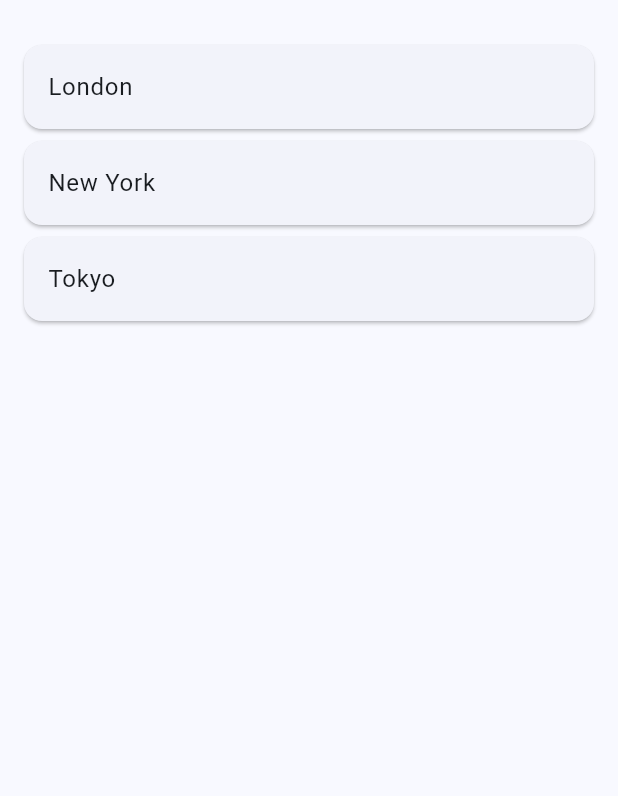
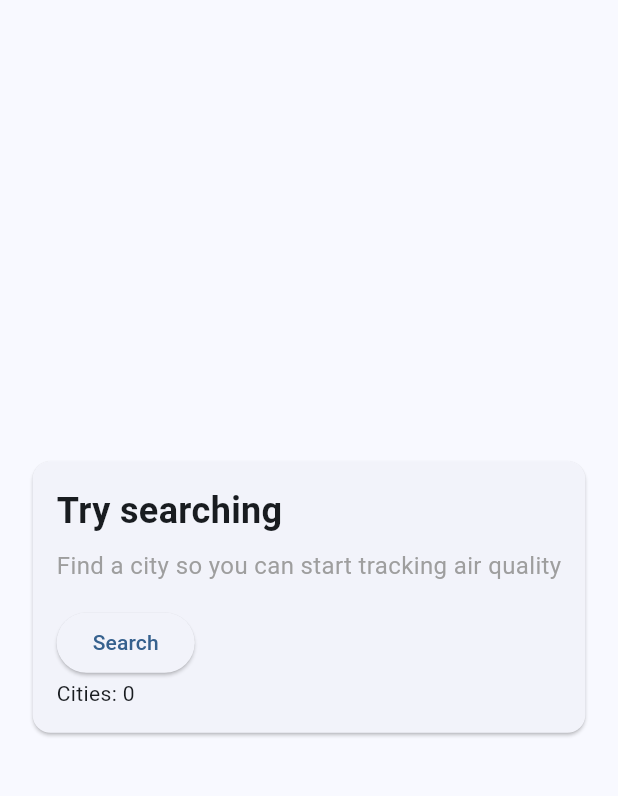
Before and after one commit to amha/ayer, a Flutter app: the screen it shows after launch, after a tap on "Continue", after a tap on "Create New Account", on a phone screen of 412 x 824 dp, the part 63-859 px from its top. Run offline on Flutter 3.47's test engine with Material 3 defaults, Android fonts, the phone set to English and light mode, and no system bars; our stand-ins replace flutter_dotenv; network calls fail.

Commit message:
Added provider to manage list of saved cities

```diff
--- a/lib/air/air_search.dart
+++ b/lib/air/air_search.dart
@@ -93,8 +93,8 @@ class _SearchScreenState extends State<SearchScreen> {
               itemBuilder: (context, index) {
                 return ListTile(
                   title: Text(filteredItems[index],
-                      style:
-                          TextStyle(fontSize: 18, fontWeight: FontWeight.w400)),
+                      style: const TextStyle(
+                          fontSize: 18, fontWeight: FontWeight.w400)),
                   trailing: const Icon(Icons.arrow_forward_ios),
                   onTap: () {
                     Navigator.push(
--- a/lib/air/feed_detail.dart
+++ b/lib/air/feed_detail.dart
@@ -2,6 +2,8 @@ import 'package:flutter/material.dart';
 import 'package:flutter_dotenv/flutter_dotenv.dart';
 import 'package:http/http.dart' as http;
 import 'dart:convert';
+import 'package:provider/provider.dart';
+import 'package:ayer/main.dart';
 
 /// FeedDetail is a StatefulWidget that displays detailed air quality information for a specific city
 class FeedDetail extends StatefulWidget {
@@ -43,7 +45,7 @@ class _FeedDetailState extends State<FeedDetail> {
       String url = dotenv.env['BASE_URL'] ?? '';
       String token = dotenv.env['API_TOKEN'] ?? '';
       // Construct the full request URL with city name and token
-      String requestURL = url + widget.cityName + '/?token=' + token.toString();
+      String requestURL = '$url${widget.cityName}/?token=$token';
 
       // Make GET request to the API
       final response = await http.get(
@@ -163,6 +165,8 @@ class _FeedDetailState extends State<FeedDetail> {
                             padding: const EdgeInsets.symmetric(vertical: 16),
                           ),
                           onPressed: () {
+                            Provider.of<SavedCities>(context, listen: false)
+                                .addCity(widget.cityName);
                             Navigator.pop(context, widget.cityName);
                           },
                           child: const Text('Save City'),
--- a/lib/home.dart
+++ b/lib/home.dart
@@ -1,6 +1,8 @@
+import 'package:ayer/main.dart';
 import 'package:flutter/material.dart';
 import 'air/air_search.dart';
 import 'air/feed_detail.dart';
+import 'package:provider/provider.dart';
 
 /// HomeScreen is the main landing page of the application
 /// It displays either a search prompt or a list of saved cities
@@ -13,7 +15,7 @@ class HomeScreen extends StatefulWidget {
 
 class _HomeScreenState extends State<HomeScreen> {
   // List to store saved cities
-  final List<String> savedCities = ['London', 'New York', 'Tokyo'];
+  final List<String> savedCities = [];
 
   // Widget to display when there are no saved cities
   Widget _buildEmptyState() {
@@ -52,6 +54,9 @@ class _HomeScreenState extends State<HomeScreen> {
                 },
                 child: const Text('Search'),
               ),
+              Consumer<SavedCities>(builder: (context, savedCities, child) {
+                return Text('Cities: ${savedCities.citiesCount()}');
+              })
             ],
           ),
         ),
--- a/lib/main.dart
+++ b/lib/main.dart
@@ -1,11 +1,32 @@
 import 'dart:async';
 import 'package:flutter/material.dart';
 import 'package:flutter_dotenv/flutter_dotenv.dart';
+import 'package:provider/provider.dart';
 import 'login/login_form.dart';
 
 void main() async {
   await dotenv.load(fileName: '.env');
-  runApp(const MyApp());
+
+  runApp(ChangeNotifierProvider(
+      create: (context) => SavedCities(), child: const MyApp()));
+}
+
+class SavedCities with ChangeNotifier {
+  List<String> _cities = [];
+
+  void addCity(String cityName) {
+    _cities.add(cityName);
+    notifyListeners();
+  }
+
+  void removeCity(String cityName) {
+    _cities.remove(cityName);
+    notifyListeners();
+  }
+
+  int citiesCount() {
+    return _cities.length;
+  }
 }
 
 class MyApp extends StatelessWidget {
--- a/pubspec.yaml
+++ b/pubspec.yaml
@@ -37,6 +37,7 @@ dependencies:
   # The following adds the Cupertino Icons font to your application.
   # Use with the CupertinoIcons class for iOS style icons.
   cupertino_icons: ^1.0.6
+  provider: ^6.1.2
 
 dev_dependencies:
   flutter_test:
```
Also changed, not shown: pubspec.lock, 1 other file.
